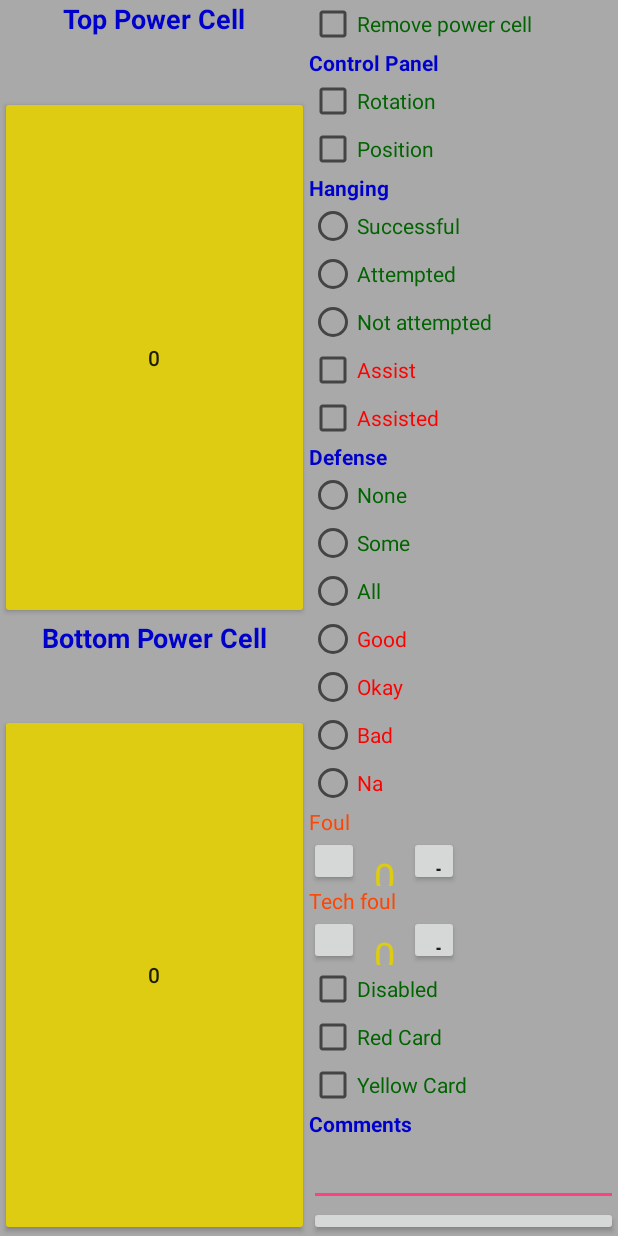
After one commit to FRC701/scouting2020, an Android app: the layout fragment_tele.xml on its own in the app's theme, with its tools: preview values and no code run, on a phone screen of 412 x 824 dp. The commit adds this screen. Run offline under Robolectric (Android 15) with nearby library versions, the phone set to English and light mode, and no system bars; plain views replace TabView.

Commit message:
tele fragment done

```diff
--- a/Saga/app/src/main/res/layout/activity_main.xml
+++ b/Saga/app/src/main/res/layout/activity_main.xml
@@ -3,7 +3,7 @@
     android:layout_width="match_parent"
     android:layout_height="match_parent"
     android:orientation="vertical"
-    android:background="@color/DarkGrey"
+    android:background="@color/DarkGray"
     >
 
     <RelativeLayout
--- /dev/null
+++ b/Saga/app/src/main/res/layout/fragment_tele.xml
@@ -0,0 +1,247 @@
+<?xml version="1.0" encoding="utf-8"?>
+<LinearLayout xmlns:android="http://schemas.android.com/apk/res/android"
+    xmlns:app="http://schemas.android.com/apk/res-auto"
+    xmlns:tools="http://schemas.android.com/tools"
+    android:layout_width="match_parent"
+    android:layout_height="match_parent"
+    android:orientation="horizontal"
+    android:background="@color/DarkGray">
+
+    <LinearLayout
+        android:layout_width="match_parent"
+        android:layout_height="match_parent"
+        android:layout_weight="1"
+        android:orientation="vertical">
+
+        <TextView
+            android:layout_width="match_parent"
+            android:layout_height="match_parent"
+            android:layout_weight="1.6"
+            android:text="@string/top_power_cell"
+            android:textAlignment="center"
+            android:textColor="@color/MediumBlue"
+            android:textSize="18sp"
+            android:textStyle="bold" />
+
+        <Button
+            android:layout_width="match_parent"
+            android:layout_height="match_parent"
+            android:layout_weight="1"
+            android:id="@+id/teleTopPC"
+            android:backgroundTint="@color/Goldish"
+            android:text="@string/_0" />
+        <TextView
+            android:layout_width="match_parent"
+            android:layout_height="match_parent"
+            android:text="@string/bottom_power_cell"
+            android:layout_weight="1.6"
+            android:textAlignment="center"
+            android:textColor="@color/MediumBlue"
+            android:textSize="18sp"
+            android:textStyle="bold"/>
+        <Button
+            android:layout_width="match_parent"
+            android:layout_height="match_parent"
+            android:text="@string/_0"
+            android:id="@+id/teleBottomPC"
+            android:backgroundTint="@color/Goldish"
+            android:layout_weight="1"/>
+    </LinearLayout>
+    <android.support.v7.widget.ScrollingTabContainerView.TabView
+        android:layout_width="match_parent"
+        android:layout_height="match_parent"
+        android:layout_weight="1">
+        <LinearLayout
+            android:layout_width="match_parent"
+            android:layout_height="match_parent"
+            android:orientation="vertical">
+            <CheckBox
+                android:layout_width="match_parent"
+                android:layout_height="wrap_content"
+                android:text="@string/remove_power_cell"
+                android:textColor="@color/DarkGreen"
+                />
+            <TextView
+                android:layout_width="match_parent"
+                android:layout_height="wrap_content"
+                android:text="@string/control_panel"
+                android:textColor="@color/MediumBlue"
+                android:textStyle="bold"/>
+            <CheckBox
+                android:layout_width="match_parent"
+                android:layout_height="wrap_content"
+                android:text="@string/rotation"
+                android:textColor="@color/DarkGreen"
+                android:id="@+id/teleRotation"/>
+            <CheckBox
+                android:layout_width="match_parent"
+                android:layout_height="wrap_content"
+                android:text="@string/position"
+                android:textColor="@color/DarkGreen"
+                android:id="@+id/telePosition"/>
+            <TextView
+                android:layout_width="match_parent"
+                android:layout_height="wrap_content"
+                android:text="@string/hanging"
+                android:textStyle="bold"
+                android:textColor="@color/MediumBlue"/>
+            <RadioGroup
+                android:layout_width="match_parent"
+                android:layout_height="wrap_content">
+                <RadioButton
+                    android:layout_width="match_parent"
+                    android:layout_height="wrap_content"
+                    android:text="@string/successful"
+                    android:textColor="@color/DarkGreen"
+                    android:id="@+id/teleHangSuccess"/>
+                <RadioButton
+                    android:layout_width="match_parent"
+                    android:layout_height="wrap_content"
+                    android:text="@string/attempted"
+                    android:textColor="@color/DarkGreen"
+                    android:id="@+id/teleHangAttempt"/>
+                <RadioButton
+                    android:layout_width="match_parent"
+                    android:layout_height="wrap_content"
+                    android:text="@string/not_attempted"
+                    android:textColor="@color/DarkGreen"
+                    android:id="@+id/teleHangNA"/>
+            </RadioGroup>
+            <CheckBox
+                android:layout_width="match_parent"
+                android:layout_height="wrap_content"
+                android:text="@string/assist"
+                android:textColor="@color/Red"
+                android:id="@+id/teleHangAssist"/>
+            <CheckBox
+                android:layout_width="match_parent"
+                android:layout_height="wrap_content"
+                android:text="@string/assisted"
+                android:textColor="@color/Red"
+                android:id="@+id/teleHangAssisted"/>
+
+            <TextView
+                android:layout_width="match_parent"
+                android:layout_height="wrap_content"
+                android:text="@string/defense"
+                android:textStyle="bold"
+                android:textColor="@color/MediumBlue"/>
+            <RadioGroup
+                android:layout_width="match_parent"
+                android:layout_height="wrap_content">
+                <RadioButton
+                    android:layout_width="match_parent"
+                    android:layout_height="wrap_content"
+                    android:text="@string/none"
+                    android:id="@+id/teleDefenseNone"
+                    android:textColor="@color/DarkGreen"/>
+                <RadioButton
+                    android:layout_width="match_parent"
+                    android:layout_height="wrap_content"
+                    android:text="@string/some"
+                    android:id="@+id/teleDefenseSome"
+                    android:textColor="@color/DarkGreen"/>
+                <RadioButton
+                    android:layout_width="match_parent"
+                    android:layout_height="wrap_content"
+                    android:text="@string/all"
+                    android:id="@+id/teleDefenseAll"
+                    android:textColor="@color/DarkGreen"/>
+            </RadioGroup>
+
+            <RadioGroup
+                android:layout_width="match_parent"
+                android:layout_height="wrap_content">
+
+                <RadioButton
+                    android:id="@+id/teleDefenseGood"
+                    android:layout_width="match_parent"
+                    android:layout_height="wrap_content"
+                    android:text="@string/good"
+                    android:textColor="@color/Red" />
+
+                <RadioButton
+                    android:id="@+id/teleDefenseOk"
+                    android:layout_width="match_parent"
+                    android:layout_height="wrap_content"
+                    android:text="@string/okay"
+                    android:textColor="@color/Red" />
+
+                <RadioButton
+                    android:id="@+id/teleDefenseBad"
+                    android:layout_width="match_parent"
+                    android:layout_height="wrap_content"
+                    android:text="@string/bad"
+                    android:textColor="@color/Red" />
+
+                <RadioButton
+                    android:id="@+id/teleDefenseNa"
+                    android:layout_width="match_parent"
+                    android:layout_height="wrap_content"
+                    android:text="@string/na"
+                    android:textColor="@color/Red" />
+            </RadioGroup>
+            <TextView
+                android:layout_width="wrap_content"
+                android:layout_height="wrap_content"
+                android:text="@string/foul"
+                android:textColor="@color/OrangeRed"
+                />
+            <com.vandenrobotics.saga.views.NumberPicker
+                android:id="@+id/foul_Np"
+                android:layout_width="match_parent"
+                android:layout_height="wrap_content">
+
+            </com.vandenrobotics.saga.views.NumberPicker>
+
+            <TextView
+                android:layout_width="match_parent"
+                android:layout_height="wrap_content"
+                android:text="@string/tech_foul"
+                android:textColor="@color/OrangeRed"/>
+            <com.vandenrobotics.saga.views.NumberPicker
+                android:id="@+id/techFoul_Np"
+                android:layout_width="match_parent"
+                android:layout_height="wrap_content">
+
+            </com.vandenrobotics.saga.views.NumberPicker>
+            <CheckBox
+                android:layout_width="wrap_content"
+                android:layout_height="wrap_content"
+                android:textColor="@color/DarkGreen"
+                android:text="@string/disabled"
+                android:id="@+id/disabled_Cb"/>
+
+            <CheckBox
+                android:layout_width="wrap_content"
+                android:layout_height="wrap_content"
+                android:textColor="@color/DarkGreen"
+                android:id="@+id/redCard_Cb"
+                android:text="@string/CheckBox_redCard"
+                />
+            <CheckBox
+                android:layout_width="wrap_content"
+                android:layout_height="wrap_content"
+                android:textColor="@color/DarkGreen"
+                android:id="@+id/yellowCard_Cb"
+                android:text="@string/CheckBox_yellowCard"
+                />
+            <TextView
+                android:layout_width="match_parent"
+                android:layout_height="wrap_content"
+                android:text="@string/comments"
+                android:textColor="@color/MediumBlue"
+                android:textStyle="bold"/>
+            <EditText
+                android:layout_width="match_parent"
+                android:layout_height="wrap_content"
+                android:id="@+id/teleComments"/>
+            <Button
+                android:layout_width="match_parent"
+                android:layout_height="wrap_content"
+                android:text = "@string/finish_match"
+                android:id="@+id/finishMatch_Btn"
+                android:onClick="finishMatch"/>
+        </LinearLayout>
+    </android.support.v7.widget.ScrollingTabContainerView.TabView>
+</LinearLayout>
```
Also changed, not shown: Saga/app/src/main/res/layout/fragment_post.xml (deleted, +0 -123 lines), Saga/app/src/main/res/values/strings.xml (+27 -108 lines).
